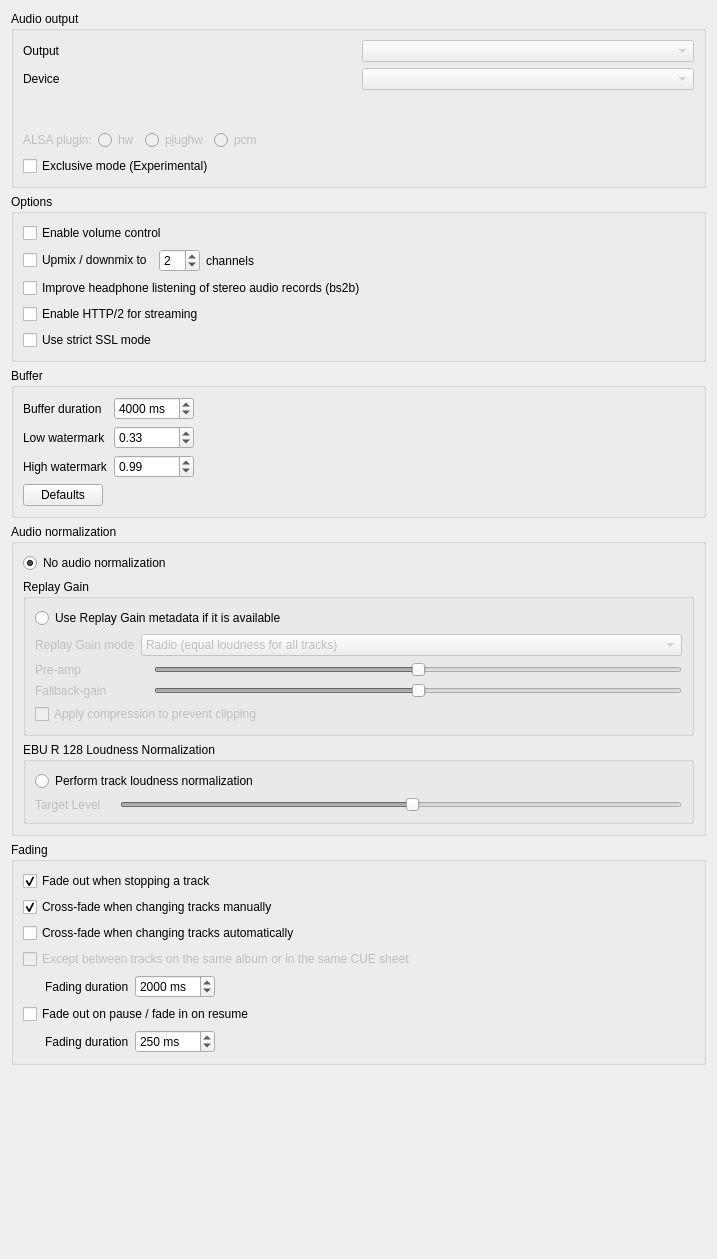
Old version of the form src/settings/backendsettingspage.ui in the repository strawberrymusicplayer/strawberry.
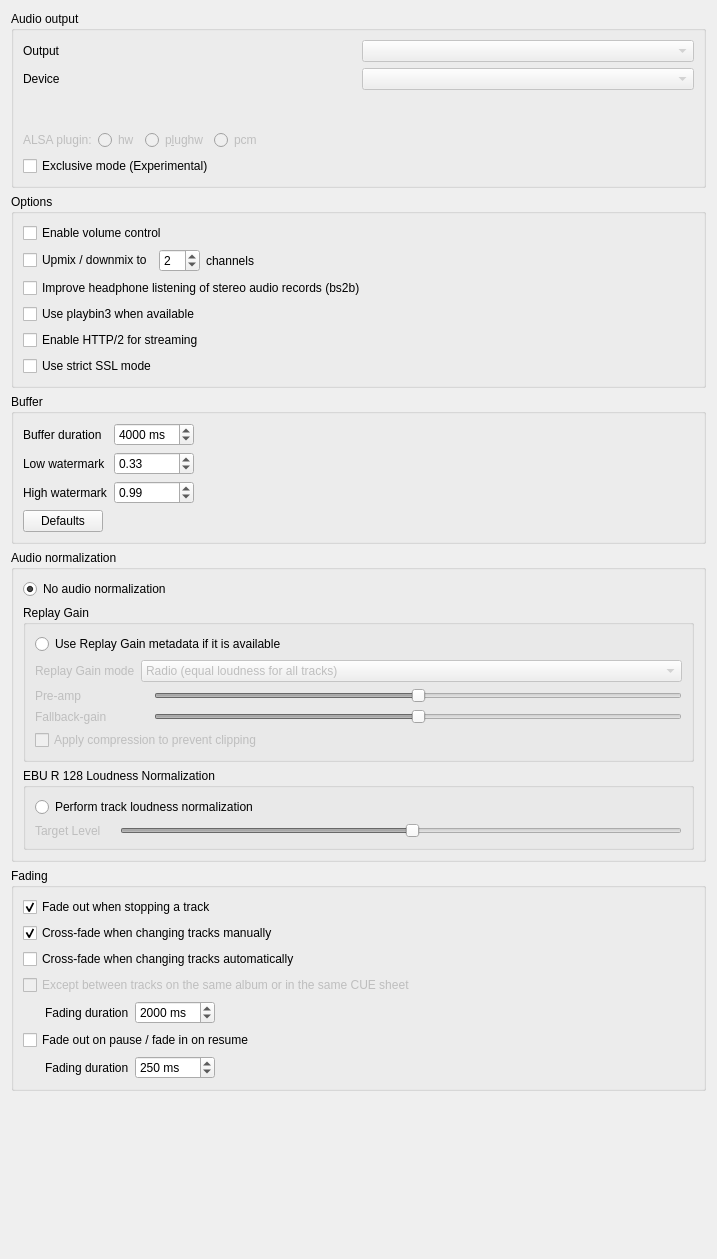
New version of the form. Custom widgets are drawn as their Qt base class.

Commit message: Add option to turn off playbin3

```diff
--- a/src/settings/backendsettingspage.ui
+++ b/src/settings/backendsettingspage.ui
@@ -285,6 +285,13 @@
         </property>
        </widget>
       </item>
+      <item>
+       <widget class="QCheckBox" name="checkbox_playbin3">
+        <property name="text">
+         <string>Use playbin3 when available</string>
+        </property>
+       </widget>
+      </item>
       <item>
        <widget class="QCheckBox" name="checkbox_http2">
         <property name="toolTip">
```
Left out of the diff: 27 changed lines with no effect on the pictures. The commit also changes 7 other files.
